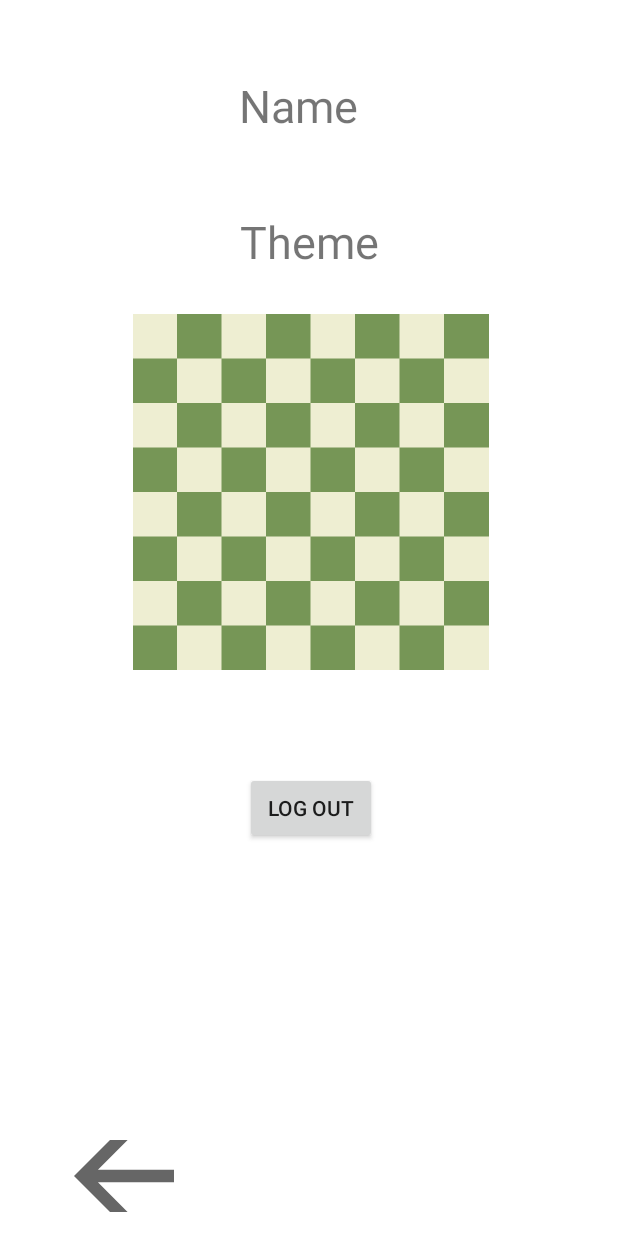
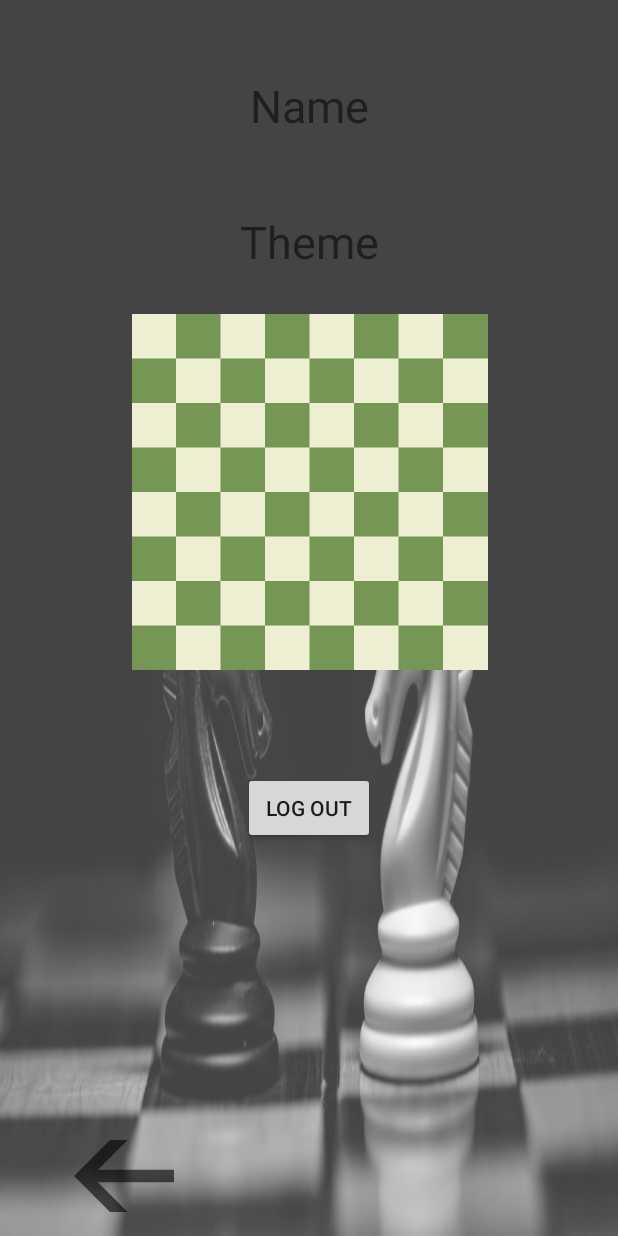
Before and after one commit to manhvu0803/ChessP2P, an Android app: the Profile screen opened directly, with no data from a screen before it, on a phone screen of 412 x 824 dp. Run offline under Robolectric (Android 15) with nearby library versions, the phone set to English and light mode, and no system bars.

Commit message:
UI Profile + Home + Setting

```diff
--- a/app/src/main/res/layout/profile_view.xml
+++ b/app/src/main/res/layout/profile_view.xml
@@ -4,6 +4,9 @@
     xmlns:tools="http://schemas.android.com/tools"
     android:layout_width="match_parent"
     android:layout_height="match_parent"
+    android:background="@drawable/background"
+    android:backgroundTint="#59C3C3C3"
+    android:backgroundTintMode="screen"
     >
 
     <ImageButton
@@ -25,10 +28,12 @@
         android:layout_height="wrap_content"
         android:layout_marginStart="159dp"
         android:layout_marginTop="50dp"
+        android:layout_marginEnd="159dp"
         android:layout_marginBottom="50dp"
         android:text="Name"
         android:textSize="30sp"
         app:layout_constraintBottom_toTopOf="@+id/textView2"
+        app:layout_constraintEnd_toEndOf="parent"
         app:layout_constraintStart_toStartOf="parent"
         app:layout_constraintTop_toTopOf="parent" />
 
@@ -54,7 +59,6 @@
         android:layout_marginEnd="45dp"
         android:src="@drawable/board"
         app:layout_constraintEnd_toEndOf="parent"
-        app:layout_constraintHorizontal_bias="0.526"
         app:layout_constraintStart_toStartOf="parent"
         app:layout_constraintTop_toBottomOf="@+id/textView2"
         app:srcCompat="@drawable/board" />
@@ -68,7 +72,6 @@
         android:layout_marginEnd="160dp"
         android:text="LOG OUT"
         app:layout_constraintEnd_toEndOf="parent"
-        app:layout_constraintHorizontal_bias="0.857"
         app:layout_constraintStart_toStartOf="parent"
         app:layout_constraintTop_toBottomOf="@+id/imageView" />
 
```
Also changed, not shown: app/src/main/res/layout/activity_main.xml (+9 -11 lines), app/src/main/res/layout/puzzle_view.xml (+6 -2 lines), app/src/main/res/drawable/background.png (added).
